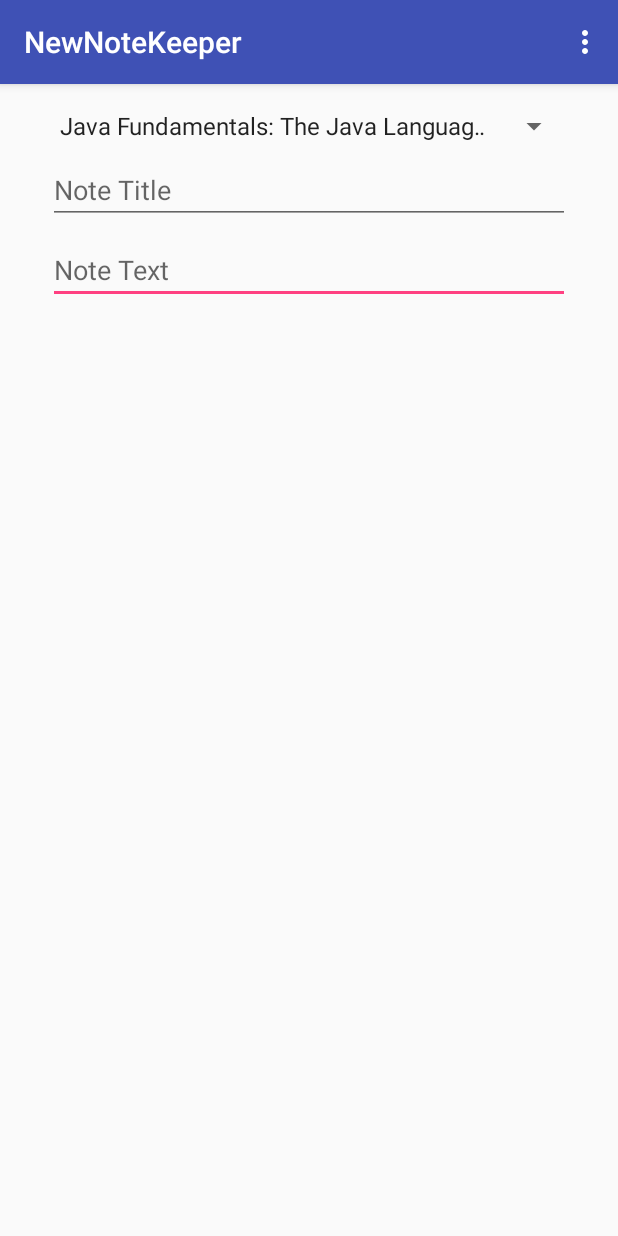
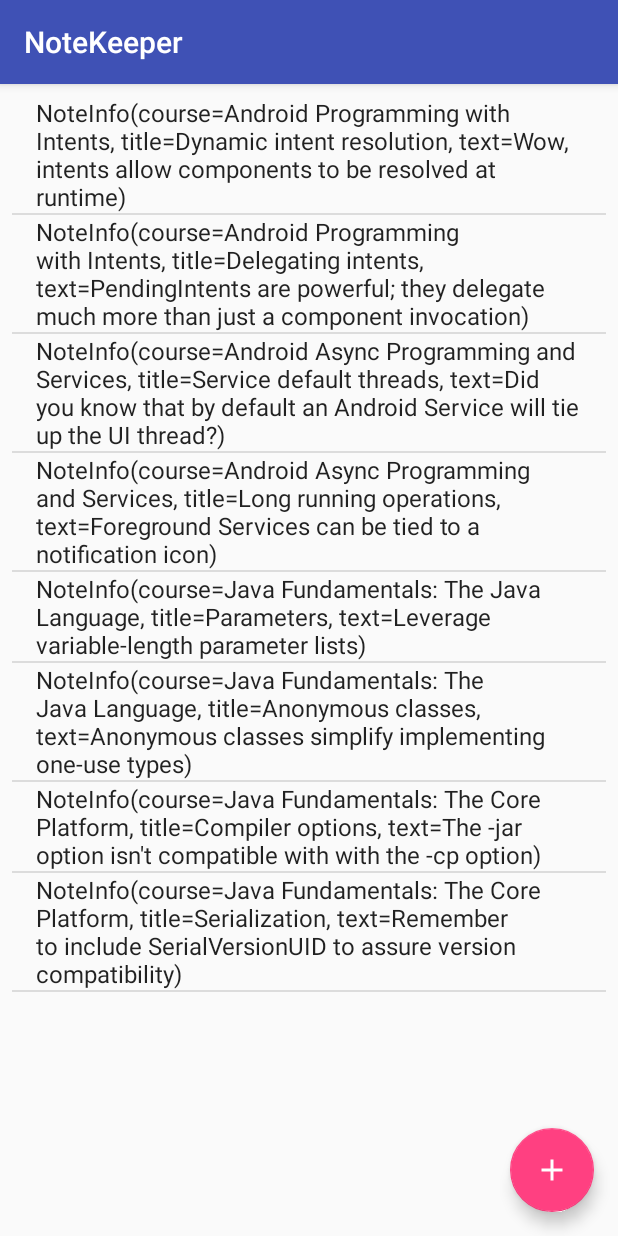
Before and after one commit to OganBelema/NewNoteKeeper, an Android app: the screen it shows after launch (MainActivity before the commit, NoteListActivity after it), on a phone screen of 412 x 824 dp. Run offline under Robolectric (Android 15) with nearby library versions, the phone set to English and light mode, and no system bars.

Commit message:
In hindsight I probably should have broken down the changes made in this commit into different commits. First I detected an error in my previous code when I had the DataManager class in the models package which it is not so I moved it out. The DataManager class is an utility class and now I made in an object which is used for singletons in Kotlin so it has only a single instance meaning I don't have to instantiate it all the time and Kotlin handles instantiating it for me. Though singletons are not really good for testing and they do not help decoupling your code, I left it so anyone that does not know how to make singletons in Kotlin can see it. I also added a new view to show the list of notes. This view has a button to add new notes and has a listview to display the list of notes. The notes listview also opens the editNote view when a note is clicked so it can be edited. I used intents and intent extra to send the position of the note from the notelist activity to the edit note activity. I created a file called Constants so I can put my constants there resulting in them being organised instead of being scattered in my code. I also chose to use constants for the intent key and default value because an intent key as a string literal could introduce bugs to my code in terms of typographical errors so having it as a constant ensures I don't make such mistakes. I also created a new drawable so I could change the icon on the floating action button in the activity list to indicate better what the button does. I added the function to initialise the notes in the DataManager class. It is important to note that classes that are expensive to initialise should be made singletons I also renamed MainView to EditNoteView and MainActivity to EditNoteActivity to properly indicate what the classes are about. I also renamed some variable names for the same reason above. I made the NoteInfo and CourseInfo data classes by adding the data keyword before the class. A data class is a class that holds data and has all its properties in it's constructor. It is equivalent to POJOs in java. One thing bare in mind is that my goal is to achieve single responsibility hence why I have some methods delegated to my view class instead of activity and vice versa.

```diff
--- a/app/build.gradle
+++ b/app/build.gradle
@@ -24,7 +24,7 @@ android {
 
 dependencies {
     implementation fileTree(dir: 'libs', include: ['*.jar'])
-    implementation"org.jetbrains.kotlin:kotlin-stdlib-jre7:$kotlin_version"
+    implementation "org.jetbrains.kotlin:kotlin-stdlib-jre7:$kotlin_version"
     implementation 'com.android.support:appcompat-v7:27.1.1'
     implementation 'com.android.support.constraint:constraint-layout:1.1.3'
     implementation 'com.android.support:design:27.1.1'
--- a/app/src/main/AndroidManifest.xml
+++ b/app/src/main/AndroidManifest.xml
@@ -10,7 +10,11 @@
         android:supportsRtl="true"
         android:theme="@style/AppTheme">
         <activity
-            android:name=".controllers.MainActivity"
+            android:name=".controllers.EditNoteActivity"
+            android:label="@string/title_activity_edit_note"
+            android:theme="@style/AppTheme.NoActionBar"/>
+        <activity
+            android:name=".controllers.NoteListActivity"
             android:label="@string/app_name"
             android:theme="@style/AppTheme.NoActionBar">
             <intent-filter>
--- /dev/null
+++ b/app/src/main/java/com/belemaogan/newnotekeeper/Constants.kt
@@ -0,0 +1,9 @@
+package com.belemaogan.newnotekeeper
+
+/**
+ * Created by Belema Ogan on 2/21/2019.
+ */
+
+const val EXTRA_NOTE_POSITION = "EXTRA_NOTE_POSITION"
+
+const val POSITION_NOT_SET = -1
--- /dev/null
+++ b/app/src/main/java/com/belemaogan/newnotekeeper/DataManager.kt
@@ -0,0 +1,69 @@
+package com.belemaogan.newnotekeeper
+
+import com.belemaogan.newnotekeeper.models.CourseInfo
+import com.belemaogan.newnotekeeper.models.NoteInfo
+
+/**
+ * Created by Belema Ogan on 2/21/2019.
+ */
+object DataManager {
+    val courses = HashMap<String, CourseInfo>()
+    val notes = ArrayList<NoteInfo>()
+
+    init {
+        initialiseCourses()
+        initialiseNotes()
+    }
+
+    private fun initialiseCourses() {
+        var course = CourseInfo("android_intents", "Android Programming with Intents")
+        courses[course.courseId] = course
+
+        course = CourseInfo(courseId = "android_async", title = "Android Async Programming and Services")
+        courses[course.courseId] = course
+
+        course = CourseInfo(title = "Java Fundamentals: The Java Language", courseId = "java_lang")
+        courses[course.courseId] = course
+
+        course = CourseInfo("java_core", "Java Fundamentals: The Core Platform")
+        courses[course.courseId] = course
+    }
+
+    private fun initialiseNotes(){
+        var course = courses["android_intents"]!!
+        var note = NoteInfo(course, "Dynamic intent resolution",
+                "Wow, intents allow components to be resolved at runtime")
+        notes.add(note)
+
+        note = NoteInfo(course, "Delegating intents",
+                "PendingIntents are powerful; they delegate much more than just a component invocation")
+        notes.add(note)
+
+        course = courses["android_async"]!!
+        note = NoteInfo(course, "Service default threads",
+                "Did you know that by default an Android Service will tie up the UI thread?")
+        notes.add(note)
+
+        note = NoteInfo(course, "Long running operations",
+                "Foreground Services can be tied to a notification icon")
+        notes.add(note)
+
+        course = courses["java_lang"]!!
+        note = NoteInfo(course, "Parameters",
+                "Leverage variable-length parameter lists")
+        notes.add(note)
+
+        note = NoteInfo(course, "Anonymous classes",
+                "Anonymous classes simplify implementing one-use types")
+        notes.add(note)
+
+        course = courses["java_core"]!!
+        note = NoteInfo(course, "Compiler options",
+                "The -jar option isn't compatible with with the -cp option")
+        notes.add(note)
+
+        note = NoteInfo(course, "Serialization",
+                "Remember to include SerialVersionUID to assure version compatibility")
+        notes.add(note)
+    }
+}
--- a/app/src/main/java/com/belemaogan/newnotekeeper/controllers/MainActivity.kt
+++ /dev/null
@@ -1,58 +0,0 @@
-package com.belemaogan.newnotekeeper.controllers
-
-import android.os.Bundle
-import android.support.v7.app.AppCompatActivity
-import android.view.LayoutInflater
-import android.view.Menu
-import android.view.MenuItem
-import android.widget.ArrayAdapter
-import com.belemaogan.newnotekeeper.R
-import com.belemaogan.newnotekeeper.models.CourseInfo
-import com.belemaogan.newnotekeeper.models.DataManager
-import com.belemaogan.newnotekeeper.views.MainView
-
-
-
-class MainActivity : AppCompatActivity(), MainView.Listener {
-
-    private lateinit var mMainView: MainView
-
-    override fun onCreate(savedInstanceState: Bundle?) {
-        super.onCreate(savedInstanceState)
-        mMainView = MainView(LayoutInflater.from(this), null)
-
-        setSupportActionBar(mMainView.mToolbar)
-
-        mMainView.registerListener(this)
-
-        val dataManager = DataManager()
-        val adapterCourses = ArrayAdapter<CourseInfo>(this,
-                android.R.layout.simple_spinner_item, dataManager.courses.values.toList())
-        adapterCourses.setDropDownViewResource(android.R.layout.simple_spinner_dropdown_item)
-
-        mMainView.setUpCourseSpinner(adapterCourses)
-
-        setContentView(mMainView.mRootView)
-    }
-
-    override fun onCreateOptionsMenu(menu: Menu): Boolean {
-        // Inflate the menu; this adds items to the action bar if it is present.
-        menuInflater.inflate(R.menu.menu_main, menu)
-        return true
-    }
-
-    override fun onOptionsItemSelected(item: MenuItem): Boolean {
-        // Handle action bar item clicks here. The action bar will
-        // automatically handle clicks on the Home/Up button, so long
-        // as you specify a parent activity in AndroidManifest.xml.
-        return when (item.itemId) {
-            R.id.action_settings -> true
-            else -> super.onOptionsItemSelected(item)
-        }
-    }
-
-    override fun onDestroy() {
-        super.onDestroy()
-        mMainView.unregisterListener(this)
-    }
-}
--- /dev/null
+++ b/app/src/main/java/com/belemaogan/newnotekeeper/controllers/NoteListActivity.kt
@@ -0,0 +1,49 @@
+package com.belemaogan.newnotekeeper.controllers
+
+import android.content.Intent
+import android.os.Bundle
+import android.support.v7.app.AppCompatActivity
+import android.view.LayoutInflater
+import android.widget.ArrayAdapter
+import com.belemaogan.newnotekeeper.DataManager
+import com.belemaogan.newnotekeeper.EXTRA_NOTE_POSITION
+import com.belemaogan.newnotekeeper.views.NoteListView
+
+class NoteListActivity : AppCompatActivity(), NoteListView.Listener {
+
+    private lateinit var mNoteListView: NoteListView
+
+    override fun onCreate(savedInstanceState: Bundle?) {
+        super.onCreate(savedInstanceState)
+
+        mNoteListView = NoteListView(LayoutInflater.from(this), null)
+
+        setSupportActionBar(mNoteListView.mToolbar)
+
+        val noteListAdapter = ArrayAdapter(this,
+                android.R.layout.simple_list_item_1, DataManager.notes)
+
+        mNoteListView.populateNoteListView(noteListAdapter)
+
+        mNoteListView.registerListener(this)
+
+        setContentView(mNoteListView.mRootView)
+    }
+
+    override fun onEditNoteButtonClicked() {
+        startActivity(Intent(this, EditNoteActivity::class.java))
+    }
+
+    override fun onNoteListItemClicked(position: Int) {
+        val activityIntent = Intent(this, EditNoteActivity::class.java)
+        //the key EXTRA_NOTE_POSITION is from my Constant file, it helps to prevent me from making
+        //an error in the spelling which will introduce bugs
+        activityIntent.putExtra(EXTRA_NOTE_POSITION, position)
+        startActivity(activityIntent)
+    }
+
+    override fun onDestroy() {
+        super.onDestroy()
+        mNoteListView.unregisterListener(this)
+    }
+}
--- a/app/src/main/java/com/belemaogan/newnotekeeper/models/DataManager.kt
+++ /dev/null
@@ -1,27 +0,0 @@
-package com.belemaogan.newnotekeeper.models
-
-/**
- * Created by Belema Ogan on 2/21/2019.
- */
-class DataManager {
-    val courses = HashMap<String, CourseInfo>()
-    val notes = ArrayList<NoteInfo>()
-
-    init {
-        initialiseCourses()
-    }
-
-    private fun initialiseCourses() {
-        var course = CourseInfo("android_intents", "Android Programming with Intents")
-        courses[course.courseId] = course
-
-        course = CourseInfo(courseId = "android_async", title = "Android Async Programming and Services")
-        courses[course.courseId] = course
-
-        course = CourseInfo(title = "Java Fundamentals: The Java Language", courseId = "java_lang")
-        courses[course.courseId] = course
-
-        course = CourseInfo("java_core", "Java Fundamentals: The Core Platform")
-        courses[course.courseId] = course
-    }
-}
--- a/app/src/main/java/com/belemaogan/newnotekeeper/models/NoteKeeperData.kt
+++ b/app/src/main/java/com/belemaogan/newnotekeeper/models/NoteKeeperData.kt
@@ -3,10 +3,10 @@ package com.belemaogan.newnotekeeper.models
 /**
  * Created by Belema Ogan on 2/21/2019.
  */
-class CourseInfo(val courseId: String, val title: String) {
+data class CourseInfo(val courseId: String, val title: String) {
     override fun toString(): String {
         return title
     }
 }
 
-class NoteInfo(var course: CourseInfo, var title: String, var text: String)
+data class NoteInfo(var course: CourseInfo, var title: String, var text: String)
--- a/app/src/main/java/com/belemaogan/newnotekeeper/views/MainView.kt
+++ b/app/src/main/java/com/belemaogan/newnotekeeper/views/EditNoteView.kt
@@ -1,51 +1,46 @@
 package com.belemaogan.newnotekeeper.views
 
-import android.support.design.widget.FloatingActionButton
-import android.support.design.widget.Snackbar
 import android.support.v7.widget.Toolbar
 import android.view.LayoutInflater
 import android.view.View
 import android.view.ViewGroup
 import android.widget.ArrayAdapter
+import android.widget.EditText
 import android.widget.Spinner
-import android.widget.TextView
 import com.belemaogan.newnotekeeper.R
 import com.belemaogan.newnotekeeper.models.CourseInfo
 
 /**
  * Created by Belema Ogan on 2/21/2019.
  */
-class MainView(inflater: LayoutInflater, parent: ViewGroup?){
+class EditNoteView(inflater: LayoutInflater, parent: ViewGroup?){
 
-    interface Listener {
-
-    }
-
-    val mRootView: View = inflater.inflate(R.layout.activity_main, parent, false)
+    val mRootView: View = inflater.inflate(R.layout.activity_edit_note, parent, false)
 
     val mToolbar: Toolbar
     private val mCourseSpinner: Spinner
-    private var mListeners: MutableList<Listener> = ArrayList()
-
-    fun registerListener(listener: Listener){
-        mListeners.add(listener)
-    }
-
-    fun unregisterListener(listener: Listener){
-        mListeners.remove(listener)
-    }
+    private val mNoteTitleEditText: EditText
+    private val mNoteTextEditText: EditText
 
     init {
         mToolbar = findViewById(R.id.toolbar)
         mCourseSpinner = findViewById(R.id.spinnerCourses)
+        mNoteTitleEditText = findViewById(R.id.textNoteTitle)
+        mNoteTextEditText = findViewById(R.id.textNoteText)
     }
 
     private fun <T: View> findViewById(id: Int): T {
         return mRootView.findViewById(id)
     }
 
-    fun setUpCourseSpinner(adapterCourses: ArrayAdapter<CourseInfo>) {
+    fun populateCourseSpinner(adapterCourses: ArrayAdapter<CourseInfo>) {
         mCourseSpinner.adapter = adapterCourses
     }
 
+    fun populateView(coursePosition: Int, title: String, text: String) {
+        mCourseSpinner.setSelection(coursePosition)
+        mNoteTitleEditText.setText(title)
+        mNoteTextEditText.setText(text)
+    }
+
 }
--- /dev/null
+++ b/app/src/main/java/com/belemaogan/newnotekeeper/views/NoteListView.kt
@@ -0,0 +1,62 @@
+package com.belemaogan.newnotekeeper.views
+
+import android.support.design.widget.FloatingActionButton
+import android.support.v7.widget.Toolbar
+import android.view.LayoutInflater
+import android.view.View
+import android.view.ViewGroup
+import android.widget.ArrayAdapter
+import android.widget.ListView
+import com.belemaogan.newnotekeeper.R
+import com.belemaogan.newnotekeeper.models.NoteInfo
+
+/**
+ * Created by Belema Ogan on 2/21/2019.
+ */
+class NoteListView(inflater: LayoutInflater, parent: ViewGroup?) {
+
+    interface Listener {
+        fun onEditNoteButtonClicked()
+        fun onNoteListItemClicked(position: Int)
+    }
+
+    val mRootView: View = inflater.inflate(R.layout.activity_note_list, parent, false)
+
+    val mToolbar: Toolbar
+    private val mEditNoteButton: FloatingActionButton
+    private val mNoteListView: ListView
+    private val mListeners = ArrayList<Listener>()
+
+    fun registerListener(listener: Listener){
+        mListeners.add(listener)
+    }
+
+    fun unregisterListener(listener: Listener){
+        mListeners.remove(listener)
+    }
+
+    init {
+        mToolbar = findViewById(R.id.toolbar)
+        mEditNoteButton = findViewById(R.id.fab)
+        mEditNoteButton.setOnClickListener { _ ->
+            for (listener in mListeners){
+                listener.onEditNoteButtonClicked()
+            }
+        }
+        mNoteListView = findViewById(R.id.listNotes)
+
+        mNoteListView.setOnItemClickListener {_, _, position, _ ->
+            for (listener in mListeners){
+                listener.onNoteListItemClicked(position)
+            }
+        }
+    }
+
+    private fun <T: View> findViewById(id: Int) : T {
+        return mRootView.findViewById(id)
+    }
+
+    fun populateNoteListView(adapter: ArrayAdapter<NoteInfo>){
+        mNoteListView.adapter = adapter
+    }
+}
--- /dev/null
+++ b/app/src/main/res/drawable/ic_add_white_24dp.xml
@@ -0,0 +1,5 @@
+<vector android:autoMirrored="true" android:height="24dp"
+    android:viewportHeight="24.0" android:viewportWidth="24.0"
+    android:width="24dp" xmlns:android="http://schemas.android.com/apk/res/android">
+    <path android:fillColor="#FFFF" android:pathData="M19,13h-6v6h-2v-6H5v-2h6V5h2v6h6v2z"/>
+</vector>
--- a/app/src/main/res/layout/activity_main.xml
+++ b/app/src/main/res/layout/activity_note_list.xml
@@ -4,7 +4,7 @@
     xmlns:tools="http://schemas.android.com/tools"
     android:layout_width="match_parent"
     android:layout_height="match_parent"
-    tools:context="com.belemaogan.newnotekeeper.controllers.MainActivity">
+    tools:context="com.belemaogan.newnotekeeper.controllers.NoteListActivity">
 
     <android.support.design.widget.AppBarLayout
         android:layout_width="match_parent"
@@ -20,6 +20,14 @@
 
     </android.support.design.widget.AppBarLayout>
 
-    <include layout="@layout/content_main" />
+    <include layout="@layout/content_note_list" />
+
+    <android.support.design.widget.FloatingActionButton
+        android:id="@+id/fab"
+        android:layout_width="wrap_content"
+        android:layout_height="wrap_content"
+        android:layout_gravity="bottom|end"
+        android:layout_margin="@dimen/fab_margin"
+        app:srcCompat="@drawable/ic_add_white_24dp" />
 
 </android.support.design.widget.CoordinatorLayout>
--- a/app/src/main/res/layout/content_main.xml
+++ b/app/src/main/res/layout/content_edit_note.xml
@@ -5,8 +5,8 @@
     android:layout_width="match_parent"
     android:layout_height="match_parent"
     app:layout_behavior="@string/appbar_scrolling_view_behavior"
-    tools:context="com.belemaogan.newnotekeeper.controllers.MainActivity"
-    tools:showIn="@layout/activity_main">
+    tools:context="com.belemaogan.newnotekeeper.controllers.EditNoteActivity"
+    tools:showIn="@layout/activity_edit_note">
 
     <EditText
         android:id="@+id/textNoteText"
--- /dev/null
+++ b/app/src/main/res/layout/content_note_list.xml
@@ -0,0 +1,23 @@
+<?xml version="1.0" encoding="utf-8"?>
+<android.support.constraint.ConstraintLayout xmlns:android="http://schemas.android.com/apk/res/android"
+    xmlns:app="http://schemas.android.com/apk/res-auto"
+    xmlns:tools="http://schemas.android.com/tools"
+    android:layout_width="match_parent"
+    android:layout_height="match_parent"
+    app:layout_behavior="@string/appbar_scrolling_view_behavior"
+    tools:context="com.belemaogan.newnotekeeper.controllers.NoteListActivity"
+    tools:showIn="@layout/activity_note_list">
+
+    <ListView
+        android:id="@+id/listNotes"
+        android:layout_width="0dp"
+        android:layout_height="0dp"
+        android:layout_marginBottom="8dp"
+        android:layout_marginEnd="8dp"
+        android:layout_marginStart="8dp"
+        android:layout_marginTop="8dp"
+        app:layout_constraintBottom_toBottomOf="parent"
+        app:layout_constraintEnd_toEndOf="parent"
+        app:layout_constraintStart_toStartOf="parent"
+        app:layout_constraintTop_toTopOf="parent" />
+</android.support.constraint.ConstraintLayout>
--- a/app/src/main/res/menu/menu_main.xml
+++ b/app/src/main/res/menu/menu_main.xml
@@ -1,7 +1,7 @@
 <menu xmlns:android="http://schemas.android.com/apk/res/android"
     xmlns:app="http://schemas.android.com/apk/res-auto"
     xmlns:tools="http://schemas.android.com/tools"
-    tools:context="com.belemaogan.newnotekeeper.controllers.MainActivity">
+    tools:context="com.belemaogan.newnotekeeper.controllers.EditNoteActivity">
     <item
         android:id="@+id/action_settings"
         android:orderInCategory="100"
--- a/app/src/main/res/values/strings.xml
+++ b/app/src/main/res/values/strings.xml
@@ -1,6 +1,8 @@
 <resources>
-    <string name="app_name">NewNoteKeeper</string>
+    <string name="app_name">NoteKeeper</string>
     <string name="action_settings">Settings</string>
     <string name="note_title">Note Title</string>
     <string name="note_text">Note Text</string>
+    <string name="title_activity_note_list">NoteListActivity</string>
+    <string name="title_activity_edit_note">Edit Note</string>
 </resources>
```
Also changed, not shown: app/src/main/java/com/belemaogan/newnotekeeper/controllers/EditNoteActivity.kt (added, +66 -0 lines), app/src/main/res/layout/activity_edit_note.xml (added, +25 -0 lines).
